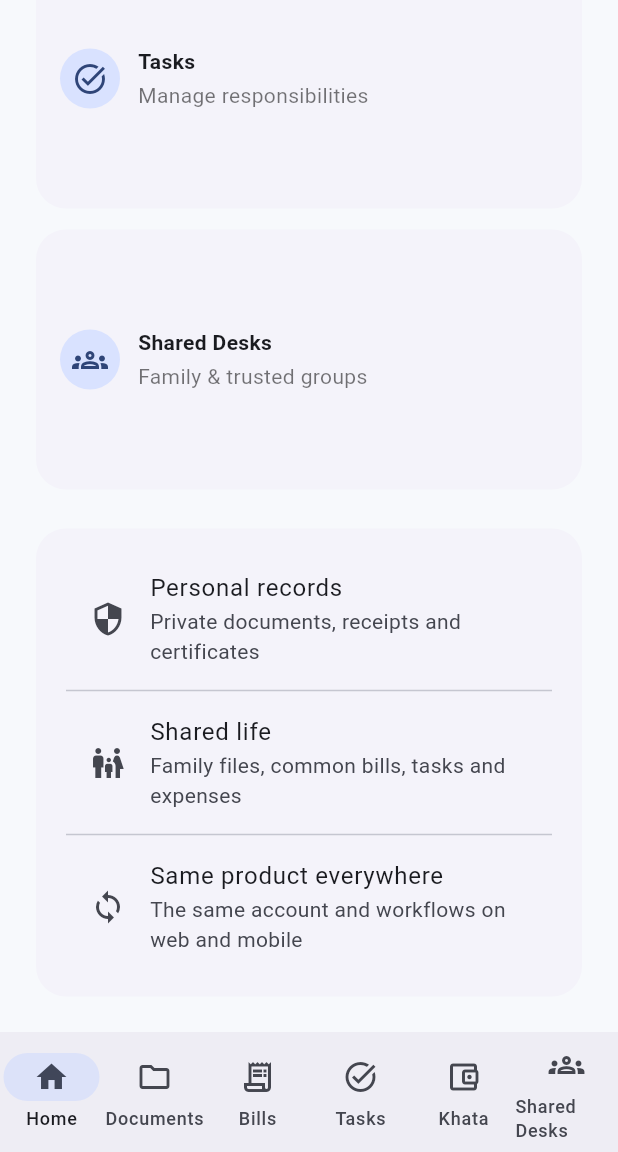
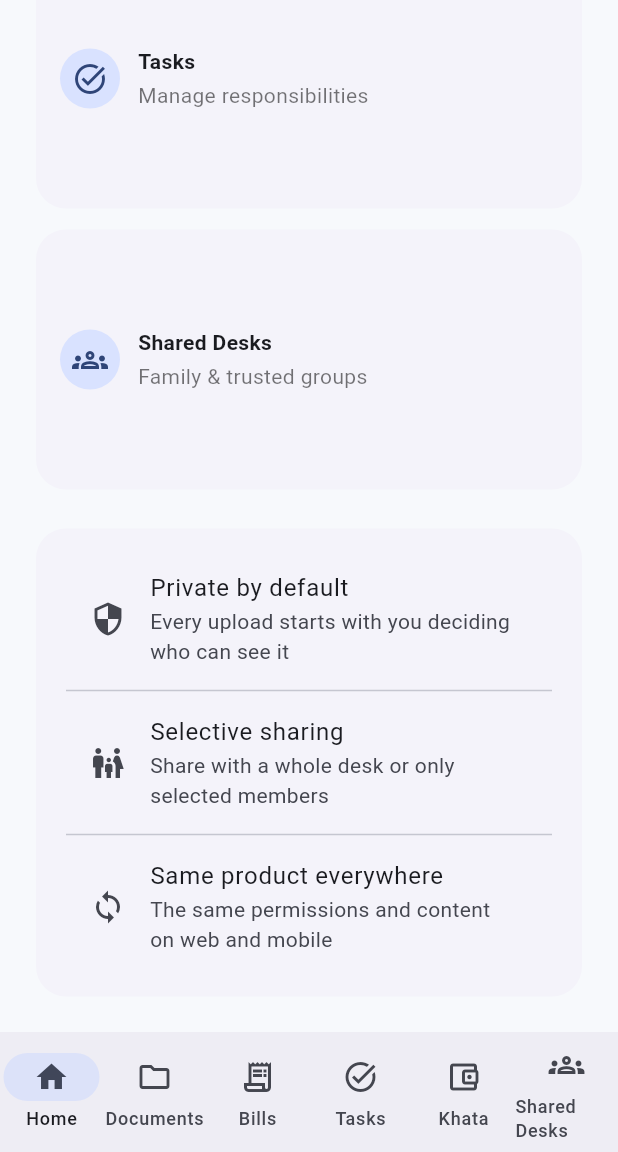
Before and after one commit to AhmarZamir/myDesk, a Flutter app: the AppShell screen opened directly, scrolled down 525 dp, on a phone screen of 412 x 824 dp, the part 84-1236 px from its top. Run offline on Flutter 3.47's test engine with Material 3 defaults, Android fonts, the phone set to English and light mode, and no system bars; our stand-ins replace file_picker, supabase_flutter; accounts and stored records are empty.

Commit message:
Use fine-grained document sharing screen

```diff
--- a/lib/app/app_shell.dart
+++ b/lib/app/app_shell.dart
@@ -1,7 +1,8 @@
 import 'package:flutter/material.dart';
 import '../services/auth_service.dart';
 import '../shared_desks/shared_desks_screen.dart';
-import '../workspace/workspace_modules.dart';
+import '../workspace/documents_screen.dart';
+import '../workspace/workspace_modules.dart' show BillsScreen, TasksScreen, KhataScreen;
 
 class AppShell extends StatefulWidget {
   const AppShell({super.key});
@@ -125,7 +126,7 @@
             crossAxisSpacing: 14,
             childAspectRatio: 2.1,
             children: const [
-              _StatCard(icon: Icons.folder_outlined, title: 'Documents', value: 'Secure storage'),
+              _StatCard(icon: Icons.folder_outlined, title: 'Documents', value: 'Private & selective sharing'),
               _StatCard(icon: Icons.receipt_long_outlined, title: 'Bills', value: 'Track due payments'),
               _StatCard(icon: Icons.task_alt_outlined, title: 'Tasks', value: 'Manage responsibilities'),
               _StatCard(icon: Icons.groups_outlined, title: 'Shared Desks', value: 'Family & trusted groups'),
@@ -137,11 +138,11 @@
           child: Padding(
             padding: EdgeInsets.all(20),
             child: Column(children: [
-              ListTile(leading: Icon(Icons.security_outlined), title: Text('Personal records'), subtitle: Text('Private documents, receipts and certificates')),
+              ListTile(leading: Icon(Icons.security_outlined), title: Text('Private by default'), subtitle: Text('Every upload starts with you deciding who can see it')),
               Divider(),
-              ListTile(leading: Icon(Icons.family_restroom), title: Text('Shared life'), subtitle: Text('Family files, common bills, tasks and expenses')),
+              ListTile(leading: Icon(Icons.family_restroom), title: Text('Selective sharing'), subtitle: Text('Share with a whole desk or only selected members')),
               Divider(),
-              ListTile(leading: Icon(Icons.sync), title: Text('Same product everywhere'), subtitle: Text('The same account and workflows on web and mobile')),
+              ListTile(leading: Icon(Icons.sync), title: Text('Same product everywhere'), subtitle: Text('The same permissions and content on web and mobile')),
             ]),
           ),
         ),
```
